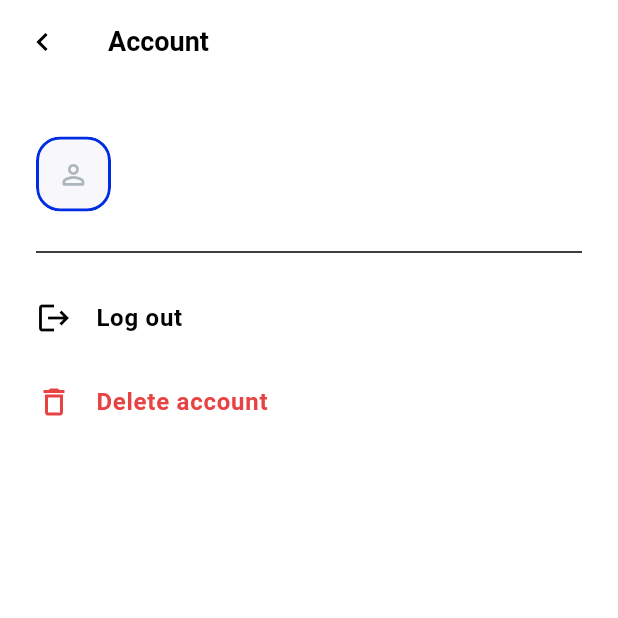
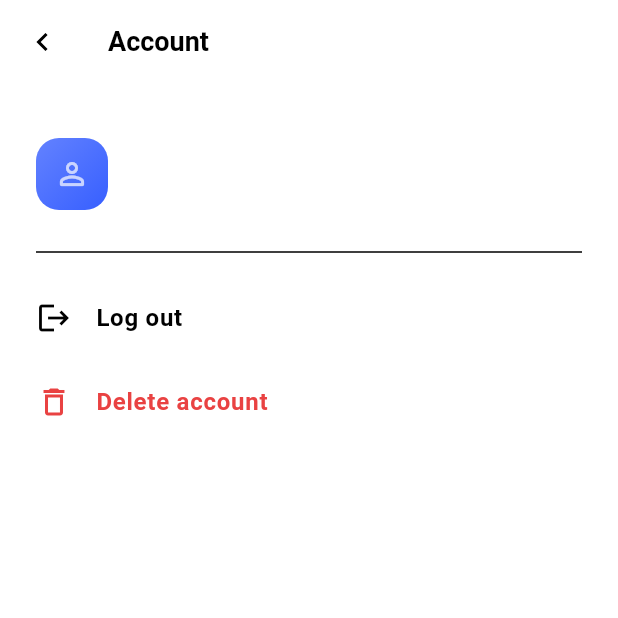
Before and after one commit to elisheba-beep/chateo, a Flutter app: the AccountScreen screen opened by its route, on a phone screen of 412 x 824 dp, the top half of it. Run offline on Flutter 3.47's test engine with Material 3 defaults, Android fonts, the phone set to English and light mode, and no system bars; our stand-ins replace cloud_firestore, firebase_auth, firebase_core, flutter_riverpod, flutter_svg, go_router and 5 more; accounts and stored records are empty; generated files the repository leaves out were written again; Roboto replaces fonts that are missing (Mulish).

Commit message:
update the story rings

```diff
--- /dev/null
+++ b/lib/core/theme/avatar_palette.dart
@@ -0,0 +1,21 @@
+import 'package:material_ui/material_ui.dart';
+
+const _palette = <Color>[
+  Color(0xFF375FFF), // brand blue
+  Color(0xFF5B5BD6), // indigo
+  Color(0xFF7C4DFF), // violet
+  Color(0xFF1C7ED6), // sky
+  Color(0xFF0E9F8E), // teal
+  Color(0xFF2F9E44), // green
+  Color(0xFFE8590C), // amber
+  Color(0xFFD6336C), // rose
+];
+
+List<Color> avatarColorsFor(String? seed) {
+  var hash = 0;
+  for (final unit in (seed ?? '').codeUnits) {
+    hash = (hash * 31 + unit) & 0x7fffffff;
+  }
+  final base = _palette[hash % _palette.length];
+  return [Color.lerp(base, Colors.white, 0.22)!, base];
+}
--- a/lib/core/widgets/avatar/chateo_avatar.dart
+++ b/lib/core/widgets/avatar/chateo_avatar.dart
@@ -1,88 +1,81 @@
 import 'dart:typed_data';
 
 import 'package:chateo/core/theme/app_colors.dart';
+import 'package:chateo/core/theme/avatar_palette.dart';
 import 'package:material_ui/material_ui.dart';
 
-import 'dart:convert';
+enum StoryRing { none, seen, unseen }
 
 class ChateoAvatar extends StatelessWidget {
-  final String? imageUrl;
-  final String? base64Image;
-  final String? initials;
-  final double radius;
-  final bool isOnline;
-  final VoidCallback? onTap;
-  final Uint8List? imageBytes;
-
   const ChateoAvatar({
     super.key,
     this.imageUrl,
-    this.base64Image,
+    this.imageBytes,
     this.initials,
-    this.radius = 50,
+    this.seed,
+    this.size = 50,
     this.isOnline = false,
+    this.ring = StoryRing.none,
     this.onTap,
-    this.imageBytes,
   });
+
+  final String? imageUrl;
+  final Uint8List? imageBytes;
+  final String? initials;
+  final String? seed;
+  final double size;
+  final bool isOnline;
+  final StoryRing ring;
+  final VoidCallback? onTap;
 
   @override
   Widget build(BuildContext context) {
-    ImageProvider? getAvatarImage() {
-      if (imageBytes != null) return MemoryImage(imageBytes!);
-      if (imageUrl != null && imageUrl!.isNotEmpty) {
-        return NetworkImage(imageUrl!);
+    final scaffoldBg = Theme.of(context).scaffoldBackgroundColor;
+    final hasRing = ring != StoryRing.none;
+    final inner = hasRing ? size - 8 : size;
+
+    Widget face = ClipRRect(
+      borderRadius: BorderRadius.circular(inner * 0.32),
+      child: SizedBox(width: inner, height: inner, child: _content(inner)),
+    );
+
+    if (hasRing) {
+      face = Container(
+        width: size,
+        height: size,
+        padding: const EdgeInsets.all(2),
+        decoration: BoxDecoration(
+          borderRadius: BorderRadius.circular(size * 0.36),
+          gradient: ring == StoryRing.unseen
+              ? const LinearGradient(
+                  begin: Alignment.topLeft,
+                  end: Alignment.bottomRight,
+                  colors: [AppColors.primaryBrand, Color(0xFF8E7CFF)],
+                )
+              : null,
+          color: ring == StoryRing.seen
+              ? AppColors.mutedLight.withValues(alpha: 0.4)
+              : null,
+        ),
+        child: Container(
+          padding: const EdgeInsets.all(2),
+          decoration: BoxDecoration(
+            color: scaffoldBg,
+            borderRadius: BorderRadius.circular(size * 0.34),
+          ),
+          child: face,
+        ),
+      );
     }
-      if (base64Image != null && base64Image!.isNotEmpty) {
-        return MemoryImage(base64Decode(base64Image!));
-      }
-      return null;
-    }
-
-    final avatarImage = getAvatarImage();
 
     return GestureDetector(
       onTap: onTap,
+      child: SizedBox.square(
+        dimension: size,
         child: Stack(
+          clipBehavior: Clip.none,
           children: [
-          ClipRRect(
-            borderRadius: BorderRadius.circular(16.0),
-            child: Container(
-              width: 50,
-              height: 50,
-              alignment: Alignment.center,
-              decoration: BoxDecoration(
-                border: Border.all(
-                  color: isOnline ? Colors.transparent : AppColors.primaryBrand,
-                  width: isOnline ? 0 : 2,
-                ),
-                borderRadius: BorderRadius.circular(16.0),
-                image: avatarImage != null
-                    ? DecorationImage(image: avatarImage, fit: BoxFit.cover)
-                    : null,
-                color: avatarImage == null ? AppColors.offWhiteLight : null,
-              ),
-              child: avatarImage == null
-                  ? (initials != null && initials!.isNotEmpty)
-                        ? Center(
-                            child: Text(
-                              initials!.toUpperCase(),
-                              style: TextStyle(
-                                fontSize: 16,
-                                fontWeight: FontWeight.bold,
-                                color: const Color(
-                                  0xFF002DE3,
-                                ), // Primary Brand Color
-                              ),
-                            ),
-                          )
-                        : Icon(
-                            Icons.person_outline_rounded,
-                            size: radius * 0.9,
-                            color: const Color(0xFFADB5BD),
-                          )
-                  : null,
-            ),
-          ),
+            face,
             if (isOnline)
               Positioned(
                 right: 0,
@@ -91,17 +84,55 @@ class ChateoAvatar extends StatelessWidget {
                   width: 12,
                   height: 12,
                   decoration: BoxDecoration(
-                  color: const Color(0xFF2CC069), // AppColors.success
+                    color: AppColors.success,
                     shape: BoxShape.circle,
-                  border: Border.all(
-                    color: AppColors.activeDark, // Matches Scaffold Background
-                    width: 2,
-                  ),
+                    border: Border.all(color: scaffoldBg, width: 2),
                   ),
                 ),
               ),
           ],
         ),
+      ),
+    );
+  }
+
+  Widget _content(double dimension) {
+    if (imageBytes != null) {
+      return Image.memory(imageBytes!, fit: BoxFit.cover, gaplessPlayback: true);
+    }
+    if (imageUrl != null && imageUrl!.isNotEmpty) {
+      return Image.network(imageUrl!, fit: BoxFit.cover);
+    }
+
+    final hasInitials = initials != null && initials!.isNotEmpty;
+    return DecoratedBox(
+      decoration: BoxDecoration(
+        gradient: LinearGradient(
+          begin: Alignment.topLeft,
+          end: Alignment.bottomRight,
+          colors: avatarColorsFor(seed),
+        ),
+      ),
+      child: Center(
+        child: hasInitials
+            ? Text(
+                initials!.toUpperCase(),
+                textHeightBehavior: const TextHeightBehavior(
+                  leadingDistribution: TextLeadingDistribution.even,
+                ),
+                style: TextStyle(
+                  color: Colors.white,
+                  fontWeight: FontWeight.w700,
+                  fontSize: dimension * 0.36,
+                  height: 1,
+                ),
+              )
+            : Icon(
+                Icons.person_outline_rounded,
+                size: dimension * 0.5,
+                color: Colors.white70,
+              ),
+      ),
     );
   }
 }
--- a/lib/core/widgets/cells/chateo_chat_cell.dart
+++ b/lib/core/widgets/cells/chateo_chat_cell.dart
@@ -13,6 +13,8 @@ class ChateoChatCell extends StatelessWidget {
   final VoidCallback? onTap;
   final Uint8List? avatarBytes;
   final String? initials;
+  final String? seed;
+  final StoryRing ring;
 
   const ChateoChatCell({
     super.key,
@@ -25,6 +27,8 @@ class ChateoChatCell extends StatelessWidget {
     this.onTap,
     this.avatarBytes,
     this.initials,
+    this.seed,
+    this.ring = StoryRing.none,
   });
 
   @override
@@ -39,10 +43,11 @@ class ChateoChatCell extends StatelessWidget {
           children: [
             ChateoAvatar(
               imageUrl: avatarUrl,
-              radius: 26,
               isOnline: isOnline,
               imageBytes: avatarBytes,
               initials: initials,
+              seed: seed,
+              ring: ring,
             ),
             const SizedBox(width: 12),
             Expanded(
@@ -65,7 +70,7 @@ class ChateoChatCell extends StatelessWidget {
                     maxLines: 1,
                     overflow: TextOverflow.ellipsis,
                     style: theme.textTheme.bodySmall?.copyWith(
-                      color:  const Color(0xFFADB5BD), // Muted state color
+                      color: const Color(0xFFADB5BD), // Muted state color
                       fontWeight: unreadCount > 0
                           ? FontWeight.w400
                           : FontWeight.w300,
--- a/lib/features/auth/presentation/screens/profile_registration_screen.dart
+++ b/lib/features/auth/presentation/screens/profile_registration_screen.dart
@@ -6,6 +6,7 @@ import 'package:chateo/core/theme/app_text_styles.dart';
 import 'package:chateo/core/widgets/avatar/chateo_avatar.dart';
 import 'package:chateo/core/widgets/button/chateo_button.dart';
 import 'package:chateo/core/widgets/input/chateo_text_field.dart';
+import 'package:chateo/features/users/data/repositories/profile_repository.dart';
 import 'package:go_router/go_router.dart';
 import 'package:chateo/features/users/presentation/providers/profile_provider.dart';
 import 'package:material_ui/material_ui.dart';
@@ -93,7 +94,8 @@ class _ProfileRegistrationScreenState
               40.heightBox,
               Center(
                 child: ChateoAvatar(
-                  radius: 50,
+                  size: 100,
+                  seed: ref.read(profileRepositoryProvider).currentUid,
                   initials: _initials,
                   imageBytes: _imageBytes,
                   onTap: _pickImage,
--- a/lib/features/chat/presentation/screens/chat_screen.dart
+++ b/lib/features/chat/presentation/screens/chat_screen.dart
@@ -2,10 +2,12 @@ import 'package:chateo/core/constants/sized_boxes.dart';
 import 'package:chateo/core/router/route_names.dart';
 import 'package:chateo/core/theme/app_text_styles.dart';
 import 'package:chateo/core/utils/chat_time.dart';
+import 'package:chateo/core/widgets/avatar/chateo_avatar.dart';
 import 'package:chateo/core/widgets/cells/chateo_chat_cell.dart';
 import 'package:chateo/core/widgets/divider/chateo_divider.dart';
 import 'package:chateo/features/chat/data/repositories/chat_repository.dart';
 import 'package:chateo/features/chat/presentation/providers/chat_rooms_provider.dart';
+import 'package:chateo/features/stories/presentation/providers/stories_provider.dart';
 import 'package:chateo/features/stories/presentation/widgets/stories_row.dart';
 import 'package:chateo/features/users/data/models/presence.dart';
 import 'package:chateo/features/users/presentation/providers/presence_provider.dart';
@@ -76,6 +78,7 @@ class ChatScreen extends ConsumerWidget {
                   ),
                 ),
                 data: (items) {
+                  final rings = ref.watch(storyRingsProvider);
                   final list = query.isEmpty
                       ? items
                       : items
@@ -107,6 +110,8 @@ class ChatScreen extends ConsumerWidget {
                       final person = list[index];
                       final room = person.room;
                       return ChateoChatCell(
+                        seed: person.user.uid,
+                        ring: rings[person.user.uid] ?? StoryRing.none,
                         title: person.user.fullName,
                         subtitle: room.previewFor(me, person.user.firstName),
                         time: room.lastMessageAt == null
--- a/lib/features/chat/presentation/screens/more_screen.dart
+++ b/lib/features/chat/presentation/screens/more_screen.dart
@@ -32,7 +32,8 @@ class MoreScreen extends ConsumerWidget {
                   leading: ChateoAvatar(
                     imageBytes: user?.imageBytes,
                     initials: user?.initials,
-                    radius: 24,
+                    size: 48,
+                    seed: user?.uid,
                   ),
                   title: Padding(
                     padding: const EdgeInsets.only(bottom: 8.0),
--- a/lib/features/stories/presentation/providers/stories_provider.dart
+++ b/lib/features/stories/presentation/providers/stories_provider.dart
@@ -1,4 +1,5 @@
 import 'package:chateo/core/providers/firebase_providers.dart';
+import 'package:chateo/core/widgets/avatar/chateo_avatar.dart';
 import 'package:chateo/features/stories/data/models/story.dart';
 import 'package:chateo/features/stories/data/repositories/story_repository.dart';
 import 'package:chateo/features/users/data/models/user_profile.dart';
@@ -93,3 +94,13 @@ StoryFeed storyFeed(Ref ref) {
 
   return StoryFeed(mine: mine, others: others);
 }
+
+@riverpod
+Map<String, StoryRing> storyRings(Ref ref) {
+  final feed = ref.watch(storyFeedProvider);
+  final seen = ref.watch(seenStoriesProvider);
+  return {
+    for (final g in [if (feed.mine != null) feed.mine!, ...feed.others])
+      g.user.uid: g.hasUnseen(seen) ? StoryRing.unseen : StoryRing.seen,
+  };
+}
--- a/lib/features/stories/presentation/screens/story_viewer_screen.dart
+++ b/lib/features/stories/presentation/screens/story_viewer_screen.dart
@@ -184,6 +184,7 @@ class _StoryViewerScreenState extends ConsumerState<StoryViewerScreen>
                         size: 40,
                         imageBytes: user.imageBytes,
                         initials: user.initials,
+                        seed: user.uid,
                       ),
                       const SizedBox(width: 10),
                       Expanded(
--- a/lib/features/stories/presentation/widgets/stories_row.dart
+++ b/lib/features/stories/presentation/widgets/stories_row.dart
@@ -37,6 +37,7 @@ class StoriesRow extends ConsumerWidget {
       ),
       for (final group in feed.others)
         _StoryTile(
+          seed: mine != null ? me?.uid : group.user.uid,
           label: group.user.firstName,
           imageBytes: group.user.imageBytes,
           initials: group.user.initials,
@@ -69,6 +70,7 @@ class _StoryTile extends StatelessWidget {
     this.isAdd = false,
     this.showAddBadge = false,
     this.onAddTap,
+    this.seed,
   });
 
   final String label;
@@ -79,6 +81,7 @@ class _StoryTile extends StatelessWidget {
   final bool isAdd;
   final bool showAddBadge;
   final VoidCallback? onAddTap;
+  final String? seed;
 
   @override
   Widget build(BuildContext context) {
@@ -117,6 +120,7 @@ class _StoryTile extends StatelessWidget {
                 borderRadius: BorderRadius.circular(18),
               ),
               child: StoryAvatar(
+                seed:seed,
                 size: 52,
                 imageBytes: imageBytes,
                 initials: initials,
--- a/lib/features/stories/presentation/widgets/story_avatar.dart
+++ b/lib/features/stories/presentation/widgets/story_avatar.dart
@@ -1,6 +1,6 @@
 import 'dart:typed_data';
 
-import 'package:chateo/core/theme/app_colors.dart';
+import 'package:chateo/core/widgets/avatar/chateo_avatar.dart';
 import 'package:material_ui/material_ui.dart';
 
 class StoryAvatar extends StatelessWidget {
@@ -9,37 +9,15 @@ class StoryAvatar extends StatelessWidget {
     required this.size,
     this.imageBytes,
     this.initials,
+    this.seed,
   });
 
   final double size;
   final Uint8List? imageBytes;
   final String? initials;
+  final String? seed;
 
   @override
-  Widget build(BuildContext context) {
-    final isLight = Theme.of(context).brightness == Brightness.light;
-    final fill = isLight ? AppColors.primaryBrand : AppColors.primaryDark;
-
-    return ClipRRect(
-      borderRadius: BorderRadius.circular(size * 0.3),
-      child: SizedBox(
-        width: size,
-        height: size,
-        child: imageBytes != null
-            ? Image.memory(imageBytes!, fit: BoxFit.cover, gaplessPlayback: true)
-            : Container(
-                color: fill,
-                alignment: Alignment.center,
-                child: Text(
-                  (initials ?? '').toUpperCase(),
-                  style: TextStyle(
-                    color: Colors.white,
-                    fontWeight: FontWeight.w700,
-                    fontSize: size * 0.33,
-                  ),
-                ),
-              ),
-      ),
-    );
-  }
+  Widget build(BuildContext context) =>
+      ChateoAvatar(size: size, imageBytes: imageBytes, initials: initials, seed: seed);
 }
--- a/lib/features/users/presentation/screens/account_screen.dart
+++ b/lib/features/users/presentation/screens/account_screen.dart
@@ -21,7 +21,8 @@ class _AccountScreenState extends ConsumerState<AccountScreen> {
 
   void _snack(String message) {
     if (!mounted) return;
-    ScaffoldMessenger.of(context).showSnackBar(SnackBar(content: Text(message)));
+    ScaffoldMessenger.of(context)
+        .showSnackBar(SnackBar(content: Text(message)));
   }
 
   Future<bool> _confirm({
@@ -44,7 +45,9 @@ class _AccountScreenState extends ConsumerState<AccountScreen> {
             onPressed: () => Navigator.of(dialogContext).pop(true),
             child: Text(
               action,
-              style: destructive ? const TextStyle(color: AppColors.danger) : null,
+              style: destructive
+                  ? const TextStyle(color: AppColors.danger)
+                  : null,
             ),
           ),
         ],
@@ -74,7 +77,8 @@ class _AccountScreenState extends ConsumerState<AccountScreen> {
   Future<void> _deleteAccount() async {
     final ok = await _confirm(
       title: 'Delete account?',
-      body: 'This permanently deletes your profile. We’ll text a code to '
+      body:
+          'This permanently deletes your profile. We’ll text a code to '
           'your number to confirm it’s you.',
       action: 'Continue',
       destructive: true,
@@ -100,11 +104,12 @@ class _AccountScreenState extends ConsumerState<AccountScreen> {
       }
 
       await repo.deleteAccount(verificationId: verificationId, smsCode: code);
-
     } on FirebaseAuthException catch (e) {
-      _snack(e.code == 'invalid-verification-code'
-          ? 'That code is wrong. Try again.'
-          : (e.message ?? e.code));
+      _snack(
+        e.code == 'invalid-verification-code'
+            ? 'That code is wrong. Try again.'
+            : (e.message ?? e.code),
+      );
     } catch (e) {
       _snack('Couldn’t delete account: $e');
     } finally {
@@ -147,7 +152,8 @@ class _AccountScreenState extends ConsumerState<AccountScreen> {
               ListTile(
                 contentPadding: EdgeInsets.zero,
                 leading: ChateoAvatar(
-                  radius: 24,
+                  size: 48,
+                  seed: profile?.uid,
                   imageBytes: profile?.imageBytes,
                   initials: profile?.initials,
                 ),
@@ -165,7 +171,10 @@ class _AccountScreenState extends ConsumerState<AccountScreen> {
               ListTile(
                 contentPadding: EdgeInsets.zero,
                 enabled: !_busy,
-                leading: const Icon(Icons.delete_outline, color: AppColors.danger),
+                leading: const Icon(
+                  Icons.delete_outline,
+                  color: AppColors.danger,
+                ),
                 title: const Text(
                   'Delete account',
                   style: TextStyle(color: AppColors.danger),
@@ -179,7 +188,6 @@ class _AccountScreenState extends ConsumerState<AccountScreen> {
     );
   }
 }
-
 
 class _CodeDialog extends StatefulWidget {
   const _CodeDialog();
@@ -206,7 +214,10 @@ class _CodeDialogState extends State<_CodeDialog> {
         autofocus: true,
         keyboardType: TextInputType.number,
         maxLength: 6,
-        decoration: const InputDecoration(counterText: '', hintText: '6-digit code'),
+        decoration: const InputDecoration(
+          counterText: '',
+          hintText: '6-digit code',
+        ),
       ),
       actions: [
         TextButton(
--- a/lib/features/users/presentation/screens/contacts_screen.dart
+++ b/lib/features/users/presentation/screens/contacts_screen.dart
@@ -1,9 +1,11 @@
 import 'package:chateo/core/constants/sized_boxes.dart';
 import 'package:chateo/core/router/route_names.dart';
 import 'package:chateo/core/theme/app_text_styles.dart';
+import 'package:chateo/core/widgets/avatar/chateo_avatar.dart';
 import 'package:chateo/core/widgets/cells/chateo_chat_cell.dart';
 import 'package:chateo/core/widgets/divider/chateo_divider.dart';
 import 'package:chateo/features/chat/data/repositories/chat_repository.dart';
+import 'package:chateo/features/stories/presentation/providers/stories_provider.dart';
 import 'package:chateo/features/users/data/models/presence.dart';
 import 'package:chateo/features/users/presentation/providers/contacts_provider.dart';
 import 'package:chateo/features/users/presentation/providers/presence_provider.dart';
@@ -62,6 +64,7 @@ class ContactsScreen extends ConsumerWidget {
             Expanded(
               child: contacts.when(
                 data: (users) {
+                  final rings = ref.watch(storyRingsProvider);
                   final list = query.isEmpty
                       ? users
                       : users
@@ -86,24 +89,32 @@ class ContactsScreen extends ConsumerWidget {
                       final user = list[index];
                       final presence = presences[user.uid];
                       return ChateoChatCell(
+                        seed: user.uid, // chat_screen: person.user.uid
+                        ring: rings[user.uid] ?? StoryRing.none,
                         title: user.fullName,
                         subtitle: presence.label(now),
                         isOnline: presence.isOnline(now),
                         time: '',
                         initials: user.initials,
                         avatarBytes: user.imageBytes,
-                        onTap: () async{
-                          try{
-                            final chatId = await ref.read(chatRepositoryProvider).getOrCreateChatRoom(user.uid);
-                            if(!context.mounted)return;
+                        onTap: () async {
+                          try {
+                            final chatId = await ref
+                                .read(chatRepositoryProvider)
+                                .getOrCreateChatRoom(user.uid);
+                            if (!context.mounted) return;
 
-                          context.pushNamed(
-                            RouteNames.individualChat,
-                            extra: (chatId:chatId, user:user),
-                          );
-                          }catch(e){
-                            if(!context.mounted)return;
-                            ScaffoldMessenger.of(context).showSnackBar(SnackBar(content: Text('could not open chat: $e'),),);
+                            context.pushNamed(
+                              RouteNames.individualChat,
+                              extra: (chatId: chatId, user: user),
+                            );
+                          } catch (e) {
+                            if (!context.mounted) return;
+                            ScaffoldMessenger.of(context).showSnackBar(
+                              SnackBar(
+                                content: Text('could not open chat: $e'),
+                              ),
+                            );
                           }
                         },
                       );
```
Also changed, not shown: lib/features/stories/presentation/providers/stories_provider.g.dart. Lines whose indentation alone changed are shown as unchanged.
